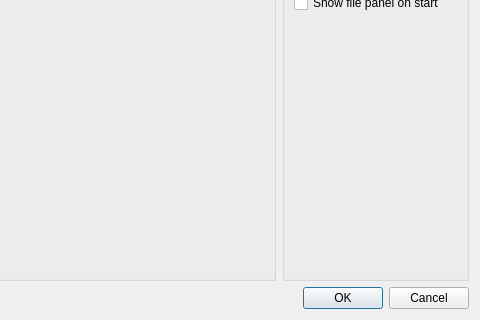
Before: the Qt Designer form src/settingsform.ui in GentooXativa/KubeConfigManager, drawn with Qt 5; both pictures show x 358 to 838 and y 183 to 503 of the 838 by 503 pixel window.
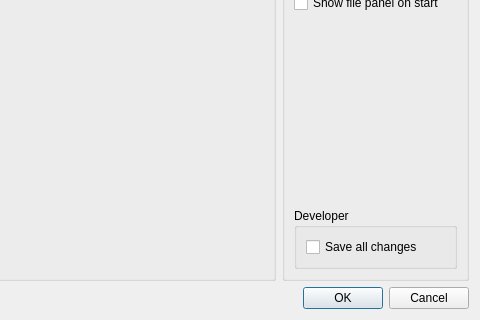
After: the same form once the commit is applied. Icons and pictures are not drawn.

```diff
--- a/src/settingsform.ui
+++ b/src/settingsform.ui
@@ -215,6 +215,22 @@
           </property>
          </spacer>
         </item>
+        <item>
+         <widget class="QGroupBox" name="groupBoxDeveloper">
+          <property name="title">
+           <string>Developer</string>
+          </property>
+          <layout class="QGridLayout" name="gridLayout_2">
+           <item row="0" column="0">
+            <widget class="QCheckBox" name="checkBoxDevSaveAllChanges">
+             <property name="text">
+              <string>Save all changes</string>
+             </property>
+            </widget>
+           </item>
+          </layout>
+         </widget>
+        </item>
        </layout>
       </widget>
      </item>
```
